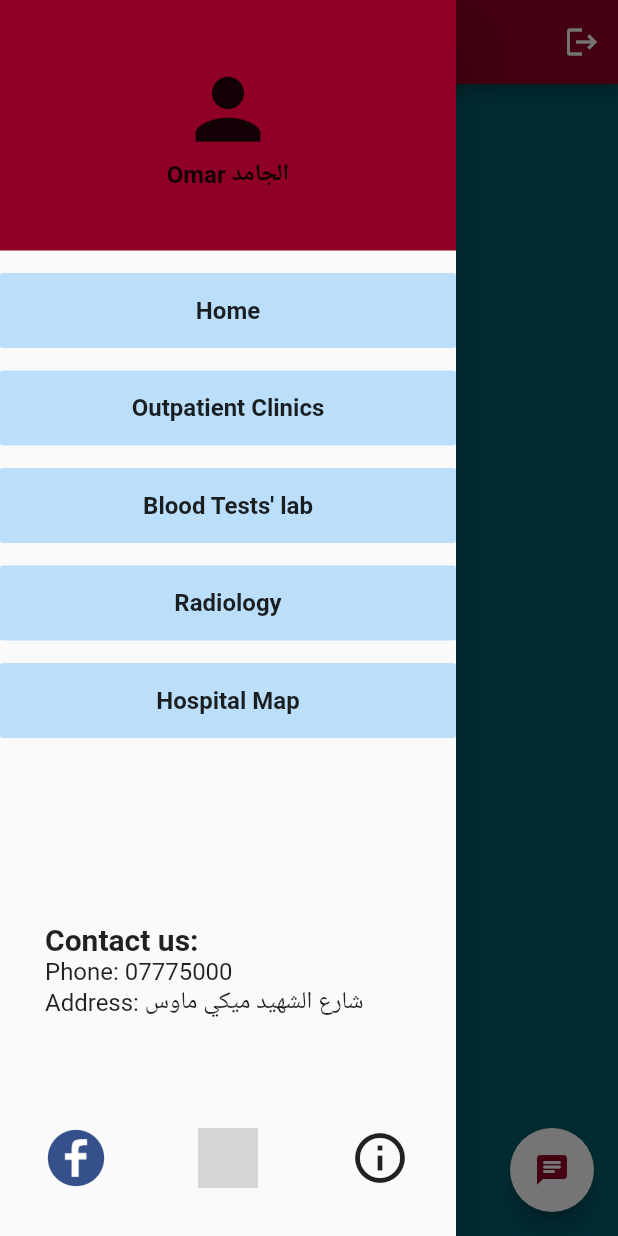
After one commit to Omar-Abdullah-Muhammad-AlMaghawry/Hospital-Management-System, a Flutter app: the screen it shows after launch, with the side drawer open, on a phone screen of 412 x 824 dp. The commit adds this screen. Run offline on Flutter 3.47's test engine with Material 2 defaults, Android fonts, the phone set to English and light mode, and no system bars; our stand-ins replace cloud_firestore, firebase_core, firebase_storage, image_picker; accounts and stored records are empty; grey boxes are pictures that could not be loaded.

Commit message:
Separated Doctor drawer from patient drawer

```diff
--- a/HMS/lib/pages/DoctorSchedule.dart
+++ b/HMS/lib/pages/DoctorSchedule.dart
@@ -1,6 +1,6 @@
 import '../widgets/DoctorAppointment.dart';
 import 'package:cloud_firestore/cloud_firestore.dart';
-import '../widgets/CustomDrawer.dart';
+import '../widgets/DoctorDrawer.dart';
 import 'package:flutter/material.dart';
 import '../widgets/CustomFloatingActionButton.dart';
 import '../widgets/CustomAppBar.dart';
@@ -15,7 +15,7 @@ class DoctorSchedule extends StatelessWidget {
         builder: (context, snapshot) {
           return Scaffold(
             appBar: constructCustomAppBar(() {}, 'Suxess', '0123456789'),
-            drawer: CustomDrawer(),
+            drawer: DoctorDrawer(),
             floatingActionButton: CustomFloatingActionButton(() {}),
             backgroundColor: Color(0xFF035F6D),
             body: ListView.builder(
--- /dev/null
+++ b/HMS/lib/widgets/DoctorDrawer.dart
@@ -0,0 +1,195 @@
+import 'package:flutter/material.dart';
+
+//TODO bind drawer buttons to the pages the point to.
+class DoctorDrawer extends StatelessWidget {
+  @override
+  Widget build(BuildContext context) {
+    return Drawer(
+      child: ListView(
+        children: [
+          Container(
+            width: double.infinity,
+            color: Color(0xFF8F0026),
+            padding: EdgeInsets.symmetric(vertical: 40),
+            child: Column(
+              children: [
+                Icon(
+                  Icons.person,
+                  size: 65,
+                ),
+                Text(
+                  'Omar الجامد',
+                  style: TextStyle(fontSize: 16, fontWeight: FontWeight.bold),
+                ),
+              ],
+            ),
+          ),
+          Container(
+            padding: EdgeInsets.only(top: 15),
+            child: FlatButton(
+              color: Colors.blue[100],
+              onPressed: () => {},
+              child: Container(
+                width: double.infinity,
+                height: 50,
+                alignment: Alignment.center,
+                child: Text(
+                  'Home',
+                  textAlign: TextAlign.center,
+                  style: TextStyle(
+                    fontSize: 16,
+                    fontWeight: FontWeight.bold,
+                  ),
+                ),
+              ),
+            ),
+          ),
+          Container(
+            padding: EdgeInsets.only(top: 15),
+            child: FlatButton(
+              color: Colors.blue[100],
+              onPressed: () => {},
+              child: Container(
+                width: double.infinity,
+                height: 50,
+                alignment: Alignment.center,
+                child: Text(
+                  'Outpatient Clinics',
+                  textAlign: TextAlign.center,
+                  style: TextStyle(
+                    fontSize: 16,
+                    fontWeight: FontWeight.bold,
+                  ),
+                ),
+              ),
+            ),
+          ),
+          Container(
+            padding: EdgeInsets.only(top: 15),
+            child: FlatButton(
+              color: Colors.blue[100],
+              onPressed: () => {},
+              child: Container(
+                width: double.infinity,
+                height: 50,
+                alignment: Alignment.center,
+                child: Text(
+                  'Blood Tests\' lab',
+                  textAlign: TextAlign.center,
+                  style: TextStyle(
+                    fontSize: 16,
+                    fontWeight: FontWeight.bold,
+                  ),
+                ),
+              ),
+            ),
+          ),
+          Container(
+            padding: EdgeInsets.only(top: 15),
+            child: FlatButton(
+              color: Colors.blue[100],
+              onPressed: () => {},
+              child: Container(
+                width: double.infinity,
+                height: 50,
+                alignment: Alignment.center,
+                child: Text(
+                  'Radiology',
+                  textAlign: TextAlign.center,
+                  style: TextStyle(
+                    fontSize: 16,
+                    fontWeight: FontWeight.bold,
+                  ),
+                ),
+              ),
+            ),
+          ),
+          Container(
+            padding: EdgeInsets.only(top: 15),
+            child: FlatButton(
+              color: Colors.blue[100],
+              onPressed: () => {},
+              child: Container(
+                width: double.infinity,
+                height: 50,
+                alignment: Alignment.center,
+                child: Text(
+                  'Hospital Map',
+                  textAlign: TextAlign.center,
+                  style: TextStyle(
+                    fontSize: 16,
+                    fontWeight: FontWeight.bold,
+                  ),
+                ),
+              ),
+            ),
+          ),
+          Container(
+            height: 260,
+            width: double.infinity,
+            padding: EdgeInsets.symmetric(vertical: 60, horizontal: 30),
+            child: Column(
+              mainAxisAlignment: MainAxisAlignment.center,
+              crossAxisAlignment: CrossAxisAlignment.start,
+              children: [
+                Container(height: 50),
+                Text(
+                  'Contact us:',
+                  style: TextStyle(
+                    fontSize: 20,
+                    fontWeight: FontWeight.bold,
+                  ),
+                ),
+                Text(
+                  'Phone: 07775000',
+                  style: TextStyle(
+                    fontSize: 16,
+                  ),
+                ),
+                Text(
+                  'Address: شارع الشهيد ميكي ماوس',
+                  style: TextStyle(
+                    fontSize: 16,
+                  ),
+                ),
+              ],
+            ),
+          ),
+          Container(
+            alignment: Alignment.bottomCenter,
+            height: 40,
+            child: Row(
+              mainAxisAlignment: MainAxisAlignment.spaceAround,
+              children: [
+                Container(
+                  height: 40,
+                  width: 40,
+                  decoration: BoxDecoration(
+                    shape: BoxShape.circle,
+                    image: DecorationImage(
+                      image: AssetImage('assets/images/fb_logo.jpg'),
+                    ),
+                  ),
+                ),
+                Container(
+                  height: 40,
+                  width: 40,
+                  decoration: BoxDecoration(
+                    shape: BoxShape.circle,
+                    image: DecorationImage(
+                      image: AssetImage('assets/images/twitter_logo.jpg'),
+                    ),
+                  ),
+                ),
+                Icon(
+                  Icons.info_outline,
+                  size: 40,
+                ),
+              ],
+            ),
+          ),
+        ],
+      ),
+    );
+  }
+}
```
Also changed, not shown: HMS/lib/widgets/CustomDrawer.dart (deleted, +0 -195 lines), HMS/lib/widgets/PatientDrawer.dart (added, +195 -0 lines).
